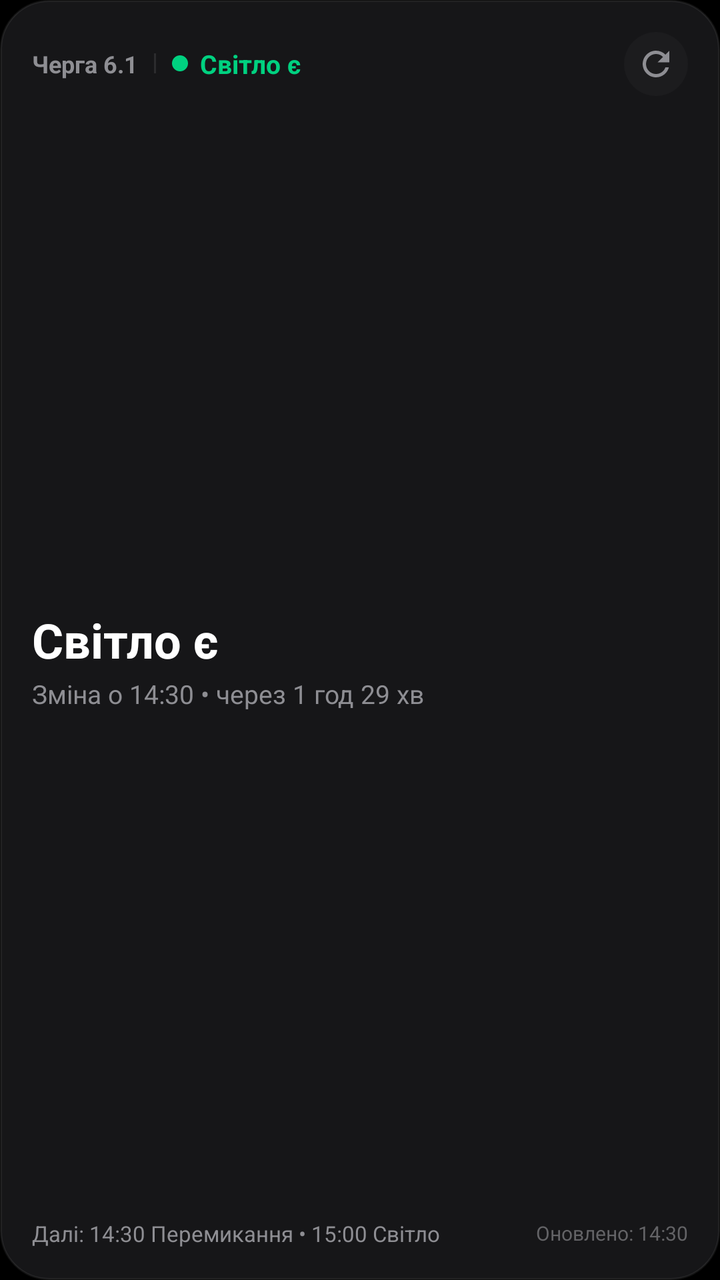
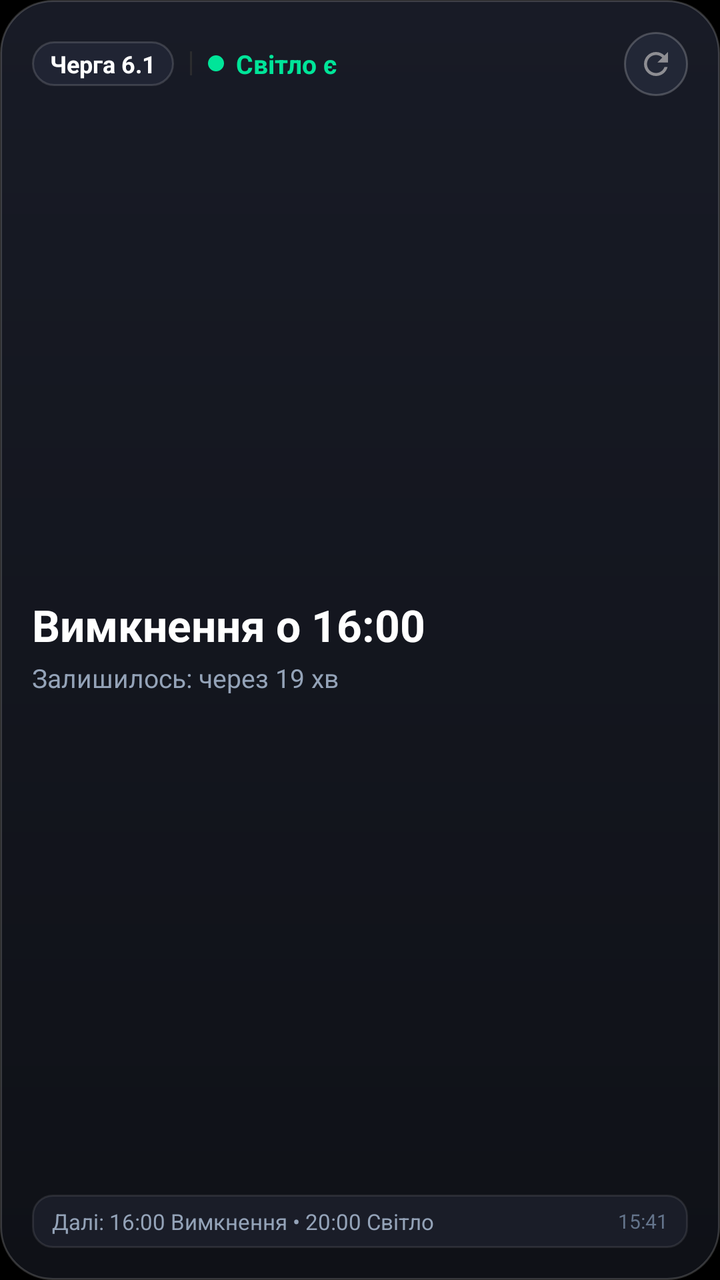

The first picture is an Android layout as it rendered before a commit; the second is the same layout after the commit. The layout source and the unified diff follow.
<!-- AndroidManifest.xml: application theme Theme.PoltavaLight -->
<!-- res/layout/widget_light_layout.xml -->
<?xml version="1.0" encoding="utf-8"?>
<LinearLayout xmlns:android="http://schemas.android.com/apk/res/android"
    android:id="@+id/widget_root"
    android:layout_width="match_parent"
    android:layout_height="match_parent"
    android:background="@drawable/widget_bg"
    android:orientation="vertical"
    android:padding="16dp">

    
    <RelativeLayout
        android:layout_width="match_parent"
        android:layout_height="wrap_content">

        <LinearLayout
            android:layout_width="wrap_content"
            android:layout_height="wrap_content"
            android:layout_alignParentStart="true"
            android:layout_centerVertical="true"
            android:gravity="center_vertical"
            android:orientation="horizontal">

            <TextView
                android:id="@+id/widget_queue_title"
                android:layout_width="wrap_content"
                android:layout_height="wrap_content"
                android:text="Черга 6.1"
                android:textColor="#8E8E93"
                android:textSize="12sp"
                android:textStyle="bold" />

            
            <ImageView
                android:layout_width="1dp"
                android:layout_height="10dp"
                android:layout_marginStart="8dp"
                android:layout_marginEnd="8dp"
                android:src="@drawable/widget_divider" />

            
            <ImageView
                android:id="@+id/widget_status_dot"
                android:layout_width="8dp"
                android:layout_height="8dp"
                android:src="@drawable/widget_dot_on" />

            
            <TextView
                android:id="@+id/widget_status_text"
                android:layout_width="wrap_content"
                android:layout_height="wrap_content"
                android:layout_marginStart="6dp"
                android:text="Світло є"
                android:textColor="#00D180"
                android:textSize="13sp"
                android:textStyle="bold" />
        </LinearLayout>

        
        <ImageView
            android:id="@+id/widget_btn_refresh"
            android:layout_width="32dp"
            android:layout_height="32dp"
            android:layout_alignParentEnd="true"
            android:layout_centerVertical="true"
            android:background="@drawable/widget_button_bg"
            android:contentDescription="@string/refresh"
            android:padding="6dp"
            android:src="@drawable/ic_refresh_widget" />
    </RelativeLayout>

    
    <LinearLayout
        android:layout_width="match_parent"
        android:layout_height="0dp"
        android:layout_weight="1"
        android:gravity="center_vertical"
        android:orientation="vertical"
        android:paddingTop="6dp"
        android:paddingBottom="4dp">

        <TextView
            android:id="@+id/widget_timer_text"
            android:layout_width="wrap_content"
            android:layout_height="wrap_content"
            android:text="Світло є"
            android:textColor="#FFFFFF"
            android:textSize="24sp"
            android:textStyle="bold" />

        <TextView
            android:id="@+id/widget_subtitle_text"
            android:layout_width="wrap_content"
            android:layout_height="wrap_content"
            android:layout_marginTop="2dp"
            android:text="Зміна о 14:30 • через 1 год 29 хв"
            android:textColor="#8E8E93"
            android:textSize="13sp" />
    </LinearLayout>

    
    <LinearLayout
        android:id="@+id/widget_bottom_container"
        android:layout_width="match_parent"
        android:layout_height="wrap_content"
        android:gravity="center_vertical"
        android:orientation="horizontal">

        <TextView
            android:id="@+id/widget_next_events"
            android:layout_width="0dp"
            android:layout_height="wrap_content"
            android:layout_weight="1"
            android:ellipsize="end"
            android:maxLines="1"
            android:text="Далі: 14:30 Перемикання • 15:00 Світло"
            android:textColor="#8E8E93"
            android:textSize="11sp" />

        <TextView
            android:id="@+id/widget_updated_time"
            android:layout_width="wrap_content"
            android:layout_height="wrap_content"
            android:layout_marginStart="8dp"
            android:text="Оновлено: 14:30"
            android:textColor="#636366"
            android:textSize="10sp" />
    </LinearLayout>
</LinearLayout>
<!-- resources referenced by this layout -->
<resources>
  <!-- drawable ic_refresh_widget (drawable) -->
  <vector xmlns:android="http://schemas.android.com/apk/res/android"
      android:width="24dp"
      android:height="24dp"
      android:viewportWidth="24"
      android:viewportHeight="24">
      <path
          android:fillColor="#8E8E93"
          android:pathData="M17.65,6.35C16.2,4.9 14.21,4 12,4c-4.42,0 -7.99,3.58 -7.99,8s3.57,8 7.99,8c3.73,0 6.84,-2.55 7.73,-6h-2.08c-0.82,2.33 -3.04,4 -5.65,4 -3.31,0 -6,-2.69 -6,-6s2.69,-6 6,-6c1.66,0 3.14,0.69 4.22,1.78L13,11h7V4l-2.35,2.35z"/>
  </vector>
  <!-- drawable widget_bg (drawable) -->
  <?xml version="1.0" encoding="utf-8"?>
  <shape xmlns:android="http://schemas.android.com/apk/res/android"
      android:shape="rectangle">
      <solid android:color="#161618" />
      <corners android:radius="24dp" />
      <stroke
          android:width="1dp"
          android:color="#12FFFFFF" />
  </shape>
  <!-- drawable widget_button_bg (drawable) -->
  <?xml version="1.0" encoding="utf-8"?>
  <shape xmlns:android="http://schemas.android.com/apk/res/android"
      android:shape="oval">
      <solid android:color="#1C1C1E" />
  </shape>
  <!-- drawable widget_divider (drawable) -->
  <?xml version="1.0" encoding="utf-8"?>
  <shape xmlns:android="http://schemas.android.com/apk/res/android"
      android:shape="rectangle">
      <solid android:color="#2C2C2E" />
  </shape>
  <!-- drawable widget_dot_on (drawable) -->
  <?xml version="1.0" encoding="utf-8"?>
  <shape xmlns:android="http://schemas.android.com/apk/res/android"
      android:shape="oval">
      <solid android:color="#00D180" />
      <size android:width="8dp" android:height="8dp" />
  </shape>
  <string name="refresh">Оновити</string>
  <style name="Theme.PoltavaLight" parent="android:Theme.Material.NoActionBar">
          <item name="android:statusBarColor">#000000</item>
          <item name="android:navigationBarColor">#000000</item>
          <item name="android:windowBackground">#000000</item>
      </style>
</resources>

<!-- the commit's change to res/layout/widget_light_layout.xml (unified diff, before → after) -->
@@ -20,19 +20,24 @@
             android:gravity="center_vertical"
             android:orientation="horizontal">
 
+            
             <TextView
                 android:id="@+id/widget_queue_title"
                 android:layout_width="wrap_content"
                 android:layout_height="wrap_content"
+                android:background="@drawable/widget_queue_pill"
+                android:paddingStart="9dp"
+                android:paddingEnd="9dp"
+                android:paddingTop="3dp"
+                android:paddingBottom="3dp"
                 android:text="Черга 6.1"
-                android:textColor="#8E8E93"
+                android:textColor="#FFFFFF"
                 android:textSize="12sp"
                 android:textStyle="bold" />
 
-            
             <ImageView
                 android:layout_width="1dp"
-                android:layout_height="10dp"
+                android:layout_height="12dp"
                 android:layout_marginStart="8dp"
                 android:layout_marginEnd="8dp"
                 android:src="@drawable/widget_divider" />
@@ -51,7 +56,7 @@
                 android:layout_height="wrap_content"
                 android:layout_marginStart="6dp"
                 android:text="Світло є"
-                android:textColor="#00D180"
+                android:textColor="#00E599"
                 android:textSize="13sp"
                 android:textStyle="bold" />
         </LinearLayout>
@@ -65,7 +70,7 @@
             android:layout_centerVertical="true"
             android:background="@drawable/widget_button_bg"
             android:contentDescription="@string/refresh"
-            android:padding="6dp"
+            android:padding="7dp"
             android:src="@drawable/ic_refresh_widget" />
     </RelativeLayout>
 
@@ -77,24 +82,24 @@
         android:gravity="center_vertical"
         android:orientation="vertical"
         android:paddingTop="6dp"
-        android:paddingBottom="4dp">
+        android:paddingBottom="6dp">
 
         <TextView
             android:id="@+id/widget_timer_text"
             android:layout_width="wrap_content"
             android:layout_height="wrap_content"
-            android:text="Світло є"
+            android:text="Вимкнення о 16:00"
             android:textColor="#FFFFFF"
-            android:textSize="24sp"
+            android:textSize="22sp"
             android:textStyle="bold" />
 
         <TextView
             android:id="@+id/widget_subtitle_text"
             android:layout_width="wrap_content"
             android:layout_height="wrap_content"
-            android:layout_marginTop="2dp"
-            android:text="Зміна о 14:30 • через 1 год 29 хв"
-            android:textColor="#8E8E93"
+            android:layout_marginTop="3dp"
+            android:text="Залишилось: через 19 хв"
+            android:textColor="#94A3B8"
             android:textSize="13sp" />
     </LinearLayout>
 
@@ -103,8 +108,13 @@
         android:id="@+id/widget_bottom_container"
         android:layout_width="match_parent"
         android:layout_height="wrap_content"
+        android:background="@drawable/widget_chip_bg"
         android:gravity="center_vertical"
-        android:orientation="horizontal">
+        android:orientation="horizontal"
+        android:paddingStart="10dp"
+        android:paddingEnd="10dp"
+        android:paddingTop="6dp"
+        android:paddingBottom="6dp">
 
         <TextView
             android:id="@+id/widget_next_events"
@@ -113,8 +123,8 @@
             android:layout_weight="1"
             android:ellipsize="end"
             android:maxLines="1"
-            android:text="Далі: 14:30 Перемикання • 15:00 Світло"
-            android:textColor="#8E8E93"
+            android:text="Далі: 16:00 Вимкнення • 20:00 Світло"
+            android:textColor="#94A3B8"
             android:textSize="11sp" />
 
         <TextView
@@ -122,8 +132,8 @@
             android:layout_width="wrap_content"
             android:layout_height="wrap_content"
             android:layout_marginStart="8dp"
-            android:text="Оновлено: 14:30"
-            android:textColor="#636366"
+            android:text="15:41"
+            android:textColor="#64748B"
             android:textSize="10sp" />
     </LinearLayout>
 </LinearLayout>
<!-- resource entries referenced after the edit -->
@@ -14,17 +14,34 @@
   <?xml version="1.0" encoding="utf-8"?>
   <shape xmlns:android="http://schemas.android.com/apk/res/android"
       android:shape="rectangle">
-      <solid android:color="#161618" />
-      <corners android:radius="24dp" />
+      <gradient
+          android:angle="270"
+          android:startColor="#181B26"
+          android:endColor="#0F1117"
+          android:type="linear" />
+      <corners android:radius="26dp" />
       <stroke
           android:width="1dp"
-          android:color="#12FFFFFF" />
+          android:color="#2EFFFFFF" />
   </shape>
   <!-- drawable widget_button_bg (drawable) -->
   <?xml version="1.0" encoding="utf-8"?>
   <shape xmlns:android="http://schemas.android.com/apk/res/android"
       android:shape="oval">
-      <solid android:color="#1C1C1E" />
+      <solid android:color="#222736" />
+      <stroke
+          android:width="1dp"
+          android:color="#35FFFFFF" />
+  </shape>
+  <!-- drawable widget_chip_bg (drawable) -->
+  <?xml version="1.0" encoding="utf-8"?>
+  <shape xmlns:android="http://schemas.android.com/apk/res/android"
+      android:shape="rectangle">
+      <solid android:color="#1A1D28" />
+      <corners android:radius="10dp" />
+      <stroke
+          android:width="1dp"
+          android:color="#18FFFFFF" />
   </shape>
   <!-- drawable widget_divider (drawable) -->
   <?xml version="1.0" encoding="utf-8"?>
@@ -36,8 +53,18 @@
   <?xml version="1.0" encoding="utf-8"?>
   <shape xmlns:android="http://schemas.android.com/apk/res/android"
       android:shape="oval">
-      <solid android:color="#00D180" />
+      <solid android:color="#00E599" />
       <size android:width="8dp" android:height="8dp" />
+  </shape>
+  <!-- drawable widget_queue_pill (drawable) -->
+  <?xml version="1.0" encoding="utf-8"?>
+  <shape xmlns:android="http://schemas.android.com/apk/res/android"
+      android:shape="rectangle">
+      <solid android:color="#202433" />
+      <corners android:radius="12dp" />
+      <stroke
+          android:width="1dp"
+          android:color="#25FFFFFF" />
   </shape>
   <string name="refresh">Оновити</string>
   <style name="Theme.PoltavaLight" parent="android:Theme.Material.NoActionBar">
